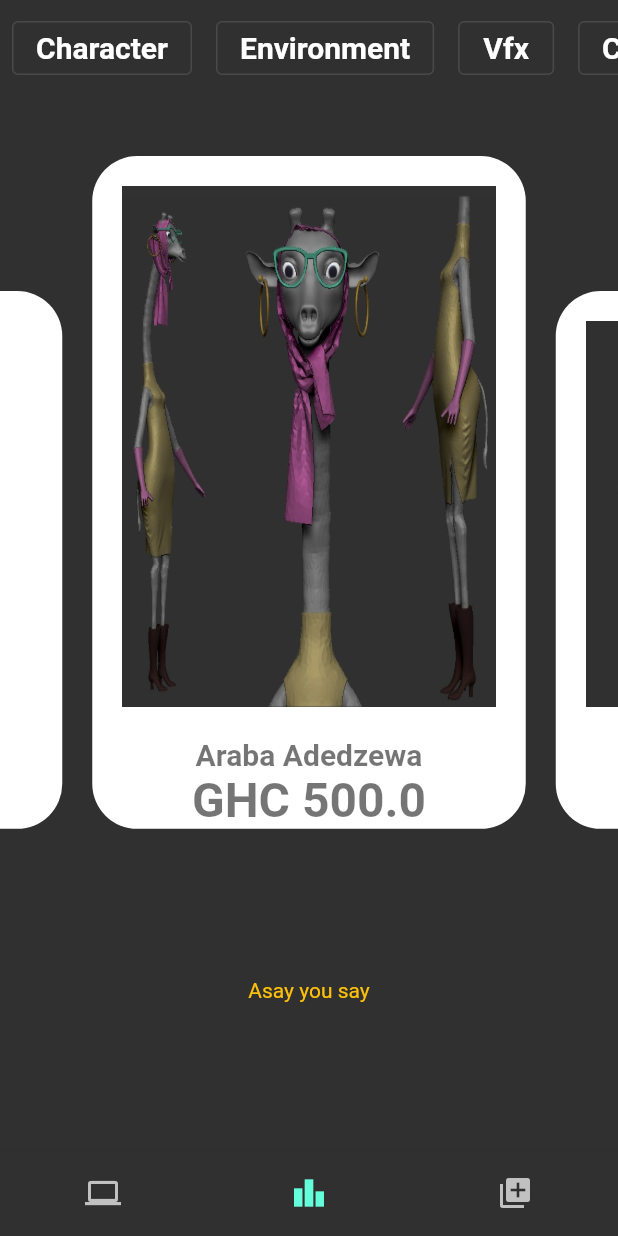
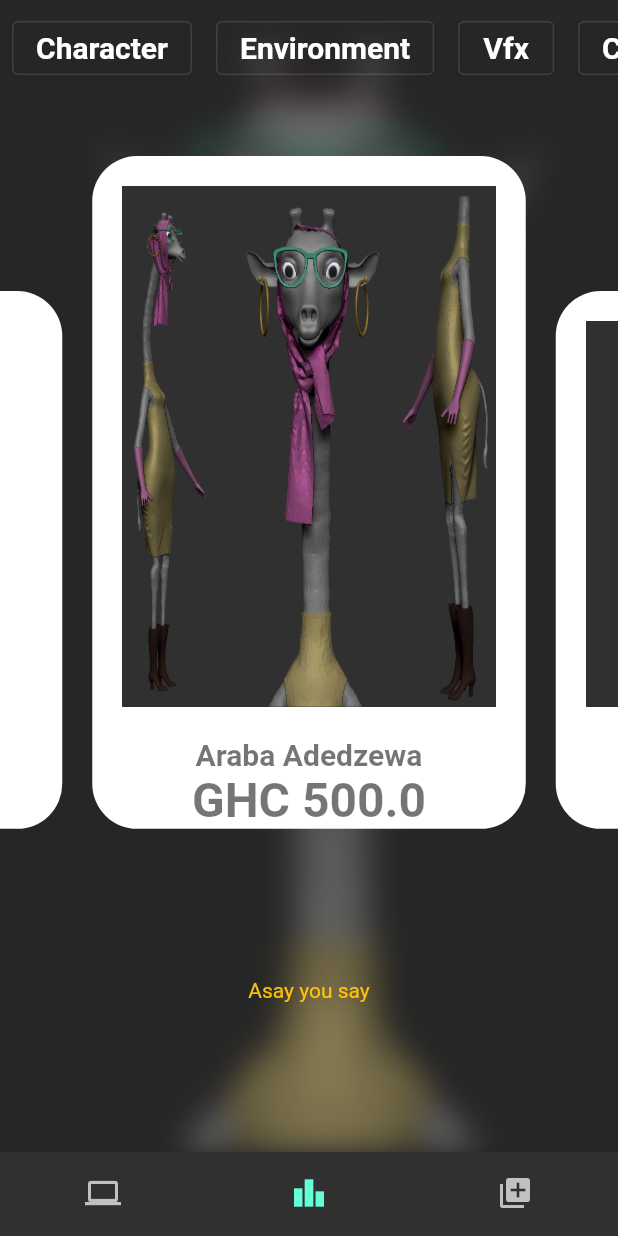
Before and after one commit to kwesikwaa/broadcaster, a Flutter app: the screen it shows after launch, on a phone screen of 412 x 824 dp. Run offline on Flutter 3.47's test engine with Material 2 defaults, Android fonts, the light colour scheme and no system bars; our stand-ins replace chat_bubbles, contacts_service, permission_handler; missing offline and left inert: telephony.

Commit message:
before a simpler approach

```diff
--- a/broadcaster/lib/screens/pagescroller.dart
+++ b/broadcaster/lib/screens/pagescroller.dart
@@ -1,3 +1,5 @@
+import 'dart:ui';
+
 import 'package:broadcaster/Models/toyItem.dart';
 import 'package:flutter/material.dart';
 import 'package:flutter/rendering.dart';
@@ -37,12 +39,6 @@ class  _PagescrollerState extends State<Pagescroller> {
         }
         else{indexpage = curindex.ceilToDouble();}
       }
-      // if(curindex > (curindex + 0.7)){
-      //   indexpage = curindex.truncateToDouble();
-      // }
-      // else {
-      //   indexpage = curindex.ceilToDouble();
-      // }
 
     });
   }
@@ -64,7 +60,22 @@ class  _PagescrollerState extends State<Pagescroller> {
   @override
   Widget build(BuildContext context) {
     return Scaffold(
-      body: Column(
+      body: Stack(
+        children: [
+          Container(
+            decoration: BoxDecoration(
+              image: DecorationImage(
+                fit: BoxFit.cover,
+                image: AssetImage(toys[indexpage.toInt()].image))
+              ),
+            child:BackdropFilter(
+              filter: ImageFilter.blur(sigmaX: 10,sigmaY: 10),
+              child: Container(
+                color: Colors.black.withOpacity(0.2),
+              ),
+              )
+          ),
+          Column(
           children: [
             SingleChildScrollView(
               scrollDirection: Axis.horizontal,
@@ -96,6 +107,9 @@ class  _PagescrollerState extends State<Pagescroller> {
                   // print("page ${_pagecontroler.}");
                   return Padding(
                     padding: const EdgeInsets.only(left: 10,right: 10,top: 30,bottom: 90),
+                    child: Transform(
+                      alignment: Alignment.center,
+                      transform: Matrix4.identity()..setEntry(3, 2, 0.001)..rotateY(1-indexpage),
                       child: AnimatedContainer(
                         duration: const Duration(milliseconds: 250),
                         curve: Curves.bounceInOut,
@@ -132,12 +146,15 @@ class  _PagescrollerState extends State<Pagescroller> {
                           ]
                         ),
                       ),
+                    ),
                   );
                 }
               ),
             ),
             const Text('Asay you say', style: TextStyle(color: Colors.amber),)
           ],
+        ),
+        ]
       ),
       bottomNavigationBar: BottomNavigationBar(
         items: bottomitems,
```
Lines whose indentation alone changed are shown as unchanged.
